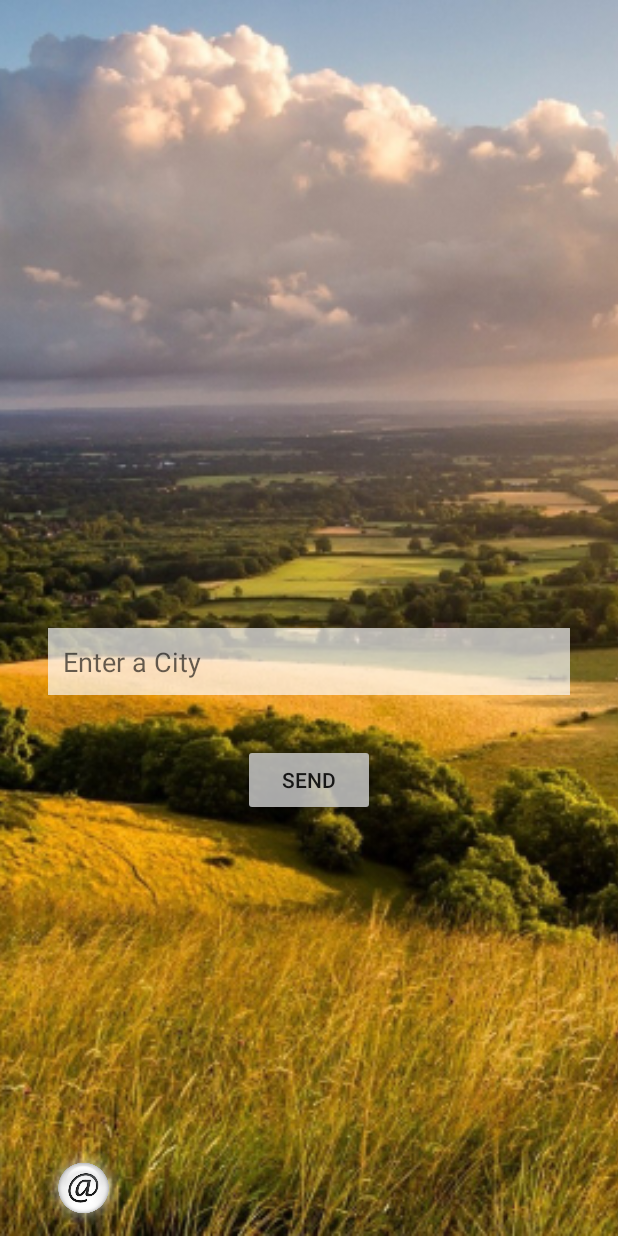
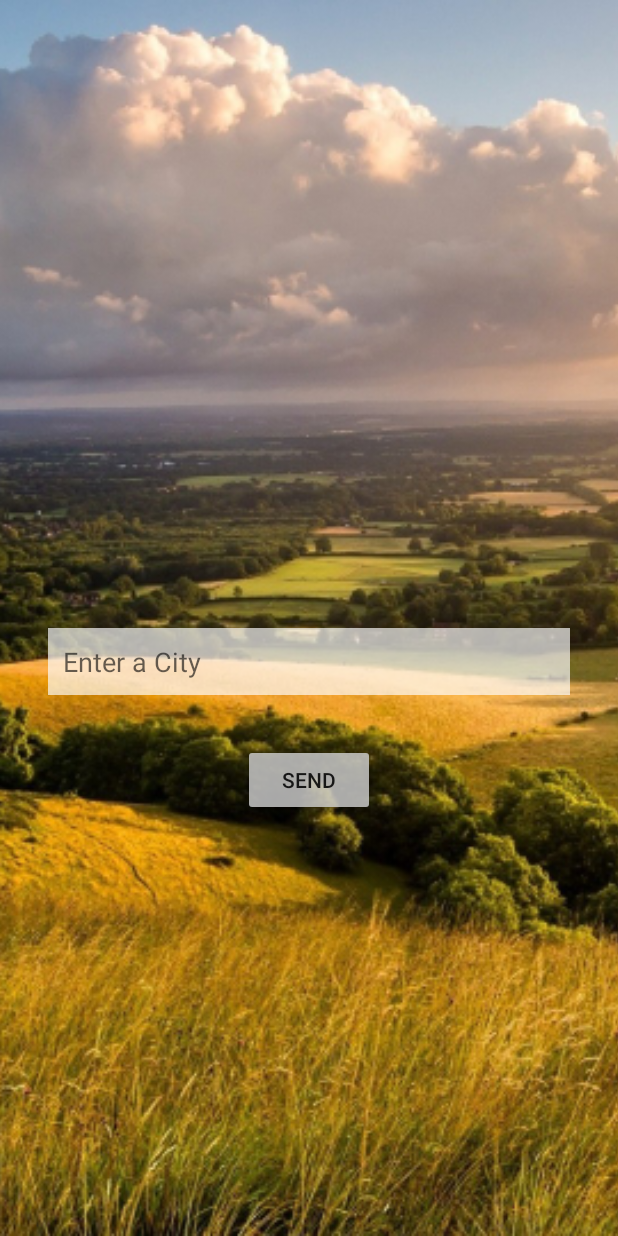
Before and after one commit to adamut/Weather, an Android app: the SearchCity screen opened directly, with no data from a screen before it, on a phone screen of 412 x 824 dp. Run offline under Robolectric (Android 15) with nearby library versions, the light colour scheme and no system bars.

Commit message:
some design changes

```diff
--- a/app/src/main/res/layout/search_city.xml
+++ b/app/src/main/res/layout/search_city.xml
@@ -52,21 +52,6 @@
             app:layout_constraintLeft_toLeftOf="parent"
             app:layout_constraintRight_toRightOf="parent"
             tools:text="@string/button_send" />
-        <ImageView
-            android:id="@+id/imageViewToCredits"
-            android:layout_width="95dp"
-            android:layout_height="64dp"
-            app:srcCompat="@drawable/a"
-            tools:ignore="ContentDescription"
-            android:layout_marginLeft="8dp"
-            app:layout_constraintLeft_toLeftOf="parent"
-            app:layout_constraintRight_toLeftOf="@+id/button"
-            android:layout_marginRight="8dp"
-            app:layout_constraintBottom_toBottomOf="parent"
-            android:layout_marginBottom="0dp"
-            app:layout_constraintHorizontal_bias="0.0"
-            android:onClick="toCredits"
-            />
     </android.support.constraint.ConstraintLayout>
 
 </RelativeLayout>
```
